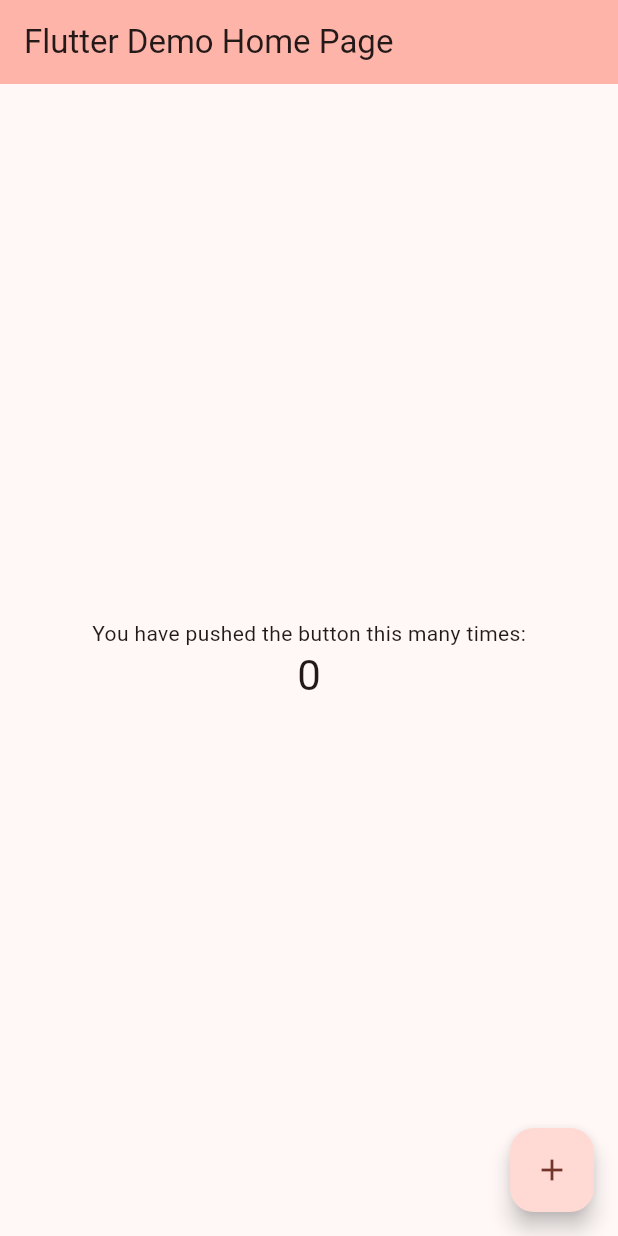
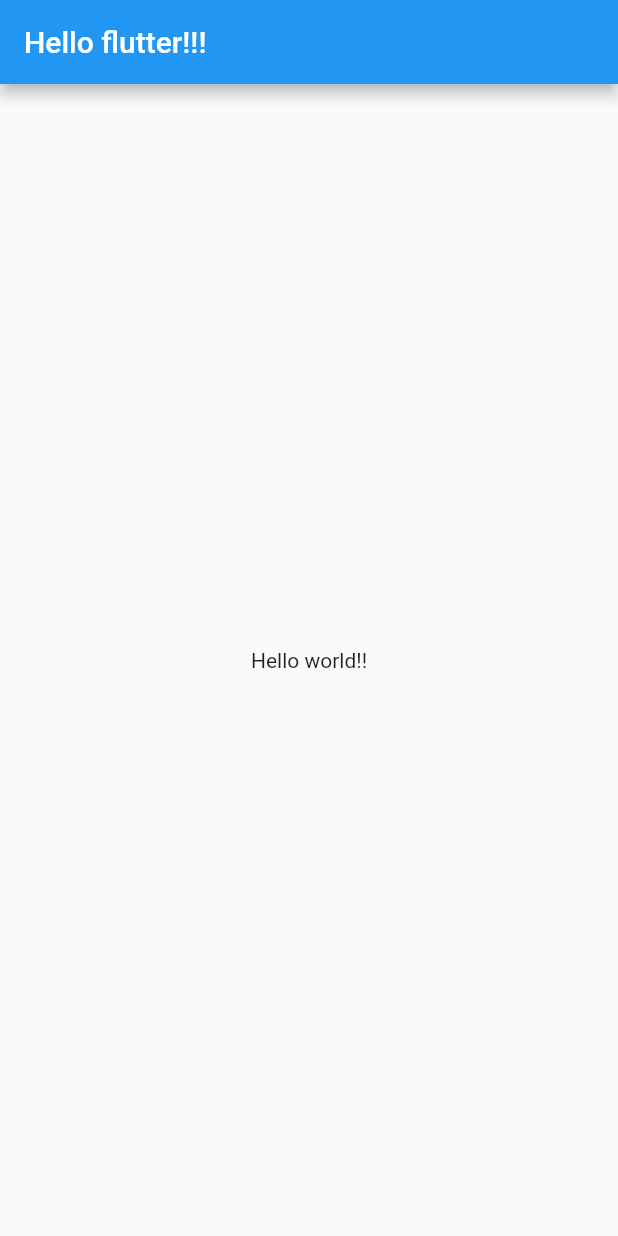
Before and after one commit to ljw8124/flutter-ex, a Flutter app: the screen it shows after launch, on a phone screen of 412 x 824 dp. Run offline on Flutter 3.47's test engine with Material 2 defaults, Android fonts, the phone set to English and light mode, and no system bars.

Commit message:
flutter 기본 구조

```diff
--- a/flutter_ex01/lib/main.dart
+++ b/flutter_ex01/lib/main.dart
@@ -1,125 +1,30 @@
 import 'package:flutter/material.dart';
 
 void main() {
-  runApp(const MyApp());
+  runApp(App());
 }
 
-class MyApp extends StatelessWidget {
-  const MyApp({super.key});
+// runApp 함수에는 widget 타입의 인자를 필요로 함
 
-  // This widget is the root of your application.
+// App 을 리턴할 때는 둘 중에 하나임
+// 1. material app  -> 구글 스타일(default 면서 많이 사용)
+// 2. cupertino app -> 애플 스타일
+
+// material app 을 사용할 때 잘 보아야 하는것은 property 중 하나인 'home' 이다
+
+// mobile app 의 모든 화면에는 scaffold 가 필요한데, 앱의 구조라고 볼 수 있다.
+class App extends StatelessWidget {
   @override
   Widget build(BuildContext context) {
     return MaterialApp(
-      title: 'Flutter Demo',
-      theme: ThemeData(
-        // This is the theme of your application.
-        //
-        // TRY THIS: Try running your application with "flutter run". You'll see
-        // the application has a blue toolbar. Then, without quitting the app,
-        // try changing the seedColor in the colorScheme below to Colors.green
-        // and then invoke "hot reload" (save your changes or press the "hot
-        // reload" button in a Flutter-supported IDE, or press "r" if you used
-        // the command line to start the app).
-        //
-        // Notice that the counter didn't reset back to zero; the application
-        // state is not lost during the reload. To reset the state, use hot
-        // restart instead.
-        //
-        // This works for code too, not just values: Most code changes can be
-        // tested with just a hot reload.
-        colorScheme: ColorScheme.fromSeed(seedColor: Colors.red),
-        useMaterial3: true,
+      home: Scaffold(
+        appBar: AppBar(
+          title: Text('Hello flutter!!!'),
+        ),
+        body: Center(
+          child: Text('Hello world!!'),
+        ),
       ),
-      home: const MyHomePage(title: 'Flutter Demo Home Page'),
     );
   }
 }
-
-class MyHomePage extends StatefulWidget {
-  const MyHomePage({super.key, required this.title});
-
-  // This widget is the home page of your application. It is stateful, meaning
-  // that it has a State object (defined below) that contains fields that affect
-  // how it looks.
-
-  // This class is the configuration for the state. It holds the values (in this
-  // case the title) provided by the parent (in this case the App widget) and
-  // used by the build method of the State. Fields in a Widget subclass are
-  // always marked "final".
-
-  final String title;
-
-  @override
-  State<MyHomePage> createState() => _MyHomePageState();
-}
-
-class _MyHomePageState extends State<MyHomePage> {
-  int _counter = 0;
-
-  void _incrementCounter() {
-    setState(() {
-      // This call to setState tells the Flutter framework that something has
-      // changed in this State, which causes it to rerun the build method below
-      // so that the display can reflect the updated values. If we changed
-      // _counter without calling setState(), then the build method would not be
-      // called again, and so nothing would appear to happen.
-      _counter++;
-    });
-  }
-
-  @override
-  Widget build(BuildContext context) {
-    // This method is rerun every time setState is called, for instance as done
-    // by the _incrementCounter method above.
-    //
-    // The Flutter framework has been optimized to make rerunning build methods
-    // fast, so that you can just rebuild anything that needs updating rather
-    // than having to individually change instances of widgets.
-    return Scaffold(
-      appBar: AppBar(
-        // TRY THIS: Try changing the color here to a specific color (to
-        // Colors.amber, perhaps?) and trigger a hot reload to see the AppBar
-        // change color while the other colors stay the same.
-        backgroundColor: Theme.of(context).colorScheme.inversePrimary,
-        // Here we take the value from the MyHomePage object that was created by
-        // the App.build method, and use it to set our appbar title.
-        title: Text(widget.title),
-      ),
-      body: Center(
-        // Center is a layout widget. It takes a single child and positions it
-        // in the middle of the parent.
-        child: Column(
-          // Column is also a layout widget. It takes a list of children and
-          // arranges them vertically. By default, it sizes itself to fit its
-          // children horizontally, and tries to be as tall as its parent.
-          //
-          // Column has various properties to control how it sizes itself and
-          // how it positions its children. Here we use mainAxisAlignment to
-          // center the children vertically; the main axis here is the vertical
-          // axis because Columns are vertical (the cross axis would be
-          // horizontal).
-          //
-          // TRY THIS: Invoke "debug painting" (choose the "Toggle Debug Paint"
-          // action in the IDE, or press "p" in the console), to see the
-          // wireframe for each widget.
-          mainAxisAlignment: MainAxisAlignment.center,
-          children: <Widget>[
-            const Text(
-              'You have pushed the button this many times:',
-            ),
-            Text(
-              '$_counter',
-              style: Theme.of(context).textTheme.headlineMedium,
-            ),
-          ],
-        ),
-      ),
-      floatingActionButton: FloatingActionButton(
-        onPressed: _incrementCounter,
-        tooltip: 'Increment',
-        child: const Icon(Icons.add),
-      ), // This trailing comma makes auto-formatting nicer for build methods.
-    );
-  }
-}
```
